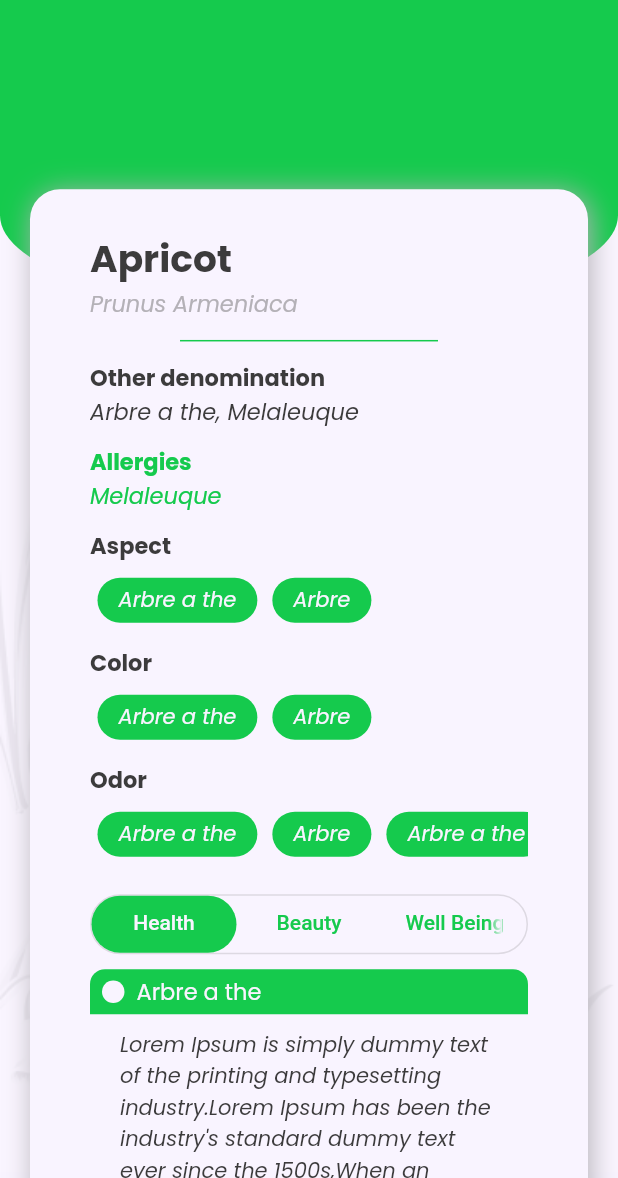
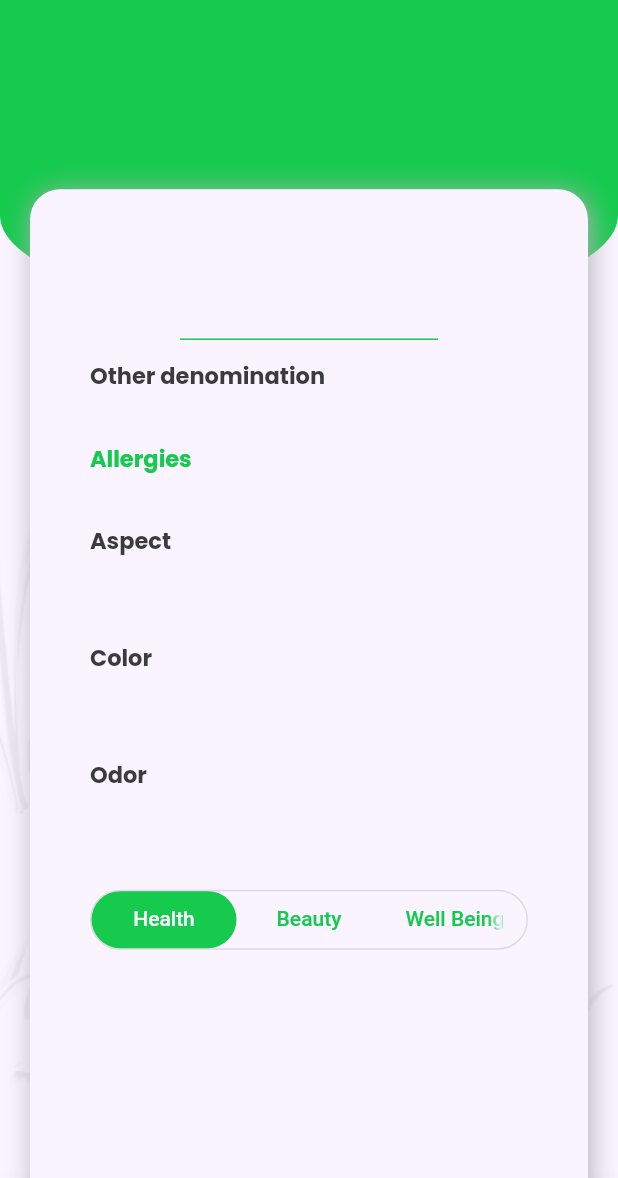
Before and after one commit to phytogenia/aromatherapy-app, a Flutter app: the OilDetails screen opened directly with empty values, on a phone screen of 412 x 824 dp, the part 58-1236 px from its top. Run offline on Flutter 3.47's test engine with Material 2 defaults, Android fonts, the phone set to English and light mode, and no system bars; our stand-ins replace cloud_firestore, curved_navigation_bar, firebase_auth, firebase_core, google_fonts, google_sign_in and 2 more; missing offline and left inert: flutter_facebook_auth; accounts and stored records are empty; network calls fail.

Commit message:
flux ouils details v2

```diff
--- a/lib/models/oil/oil.dart
+++ b/lib/models/oil/oil.dart
@@ -1,16 +1,16 @@
 import 'oil_domain.dart';
 
 class Oil {
-  String? id;
+  String id;
   String name;
-  List<String?>? otherNames;
-  String? sciName;
+  List<String> otherNames;
+  String sciName;
   String? distilledOrgan;
   String? extractionProcess;
-  List<String?>? allergies;
-  List<String?>? color;
-  List<String?>? aspect;
-  List<String?>? smell;
+  List<String> allergies;
+  List<String> color;
+  List<String> aspect;
+  List<String> smell;
   OilDomain? health;
   OilDomain? beauty;
   OilDomain? wellBeing;
@@ -19,16 +19,16 @@ class Oil {
       {required this.id,
       required this.name,
       required this.otherNames,
-      this.sciName,
-      this.distilledOrgan,
+      required this.sciName,
+        this.distilledOrgan,
       this.extractionProcess,
-      this.allergies,
-      this.color,
-      this.aspect,
-      this.smell,
-      this.health,
-      this.beauty,
-      this.wellBeing});
+      required this.allergies,
+      required this.color,
+      required this.aspect,
+      required this.smell,
+      required this.health,
+      required this.beauty,
+      required this.wellBeing});
 
   Map<String, dynamic> toMap() {
     return {
@@ -47,15 +47,15 @@ class Oil {
 
   factory Oil.fromMap(Map<String, dynamic>? data, String documentID) {
     String name = data!['name'].toString();
-    String? sciName = data['sciName'];
-    List<String?>? otherNames = List<String?>.from(data['otherNames']);
+    String sciName = data['sciName'];
+    List<String> otherNames = List<String>.from(data['otherNames']);
     String? distilledOrgan = data['distilledOrgan'];
 
     String? extractionProcess = data['extractionProcess'];
-    List<String?>? allergies = List<String?>.from(data['allergies']);
-    List<String?>? color = List<String?>.from(data['color']);
-    List<String?>? aspect = List<String?>.from(data['aspect']);
-    List<String?>? smell = List<String?>.from(data['smell']);
+    List<String> allergies = List<String>.from(data['allergies']);
+    List<String> color = List<String>.from(data['color']);
+    List<String> aspect = List<String>.from(data['aspect']);
+    List<String> smell = List<String>.from(data['smell']);
 
     OilDomain? health =
         data['health'] != null ? OilDomain.fromMap(data['health']) : null;
--- a/lib/screens/home/oils/oil_details.dart
+++ b/lib/screens/home/oils/oil_details.dart
@@ -18,14 +18,20 @@ class OilDetails extends StatefulWidget {
 }
 
 class _OilDetailsState extends State<OilDetails> {
-
+  String name='';
+  List<String> otherNames=[];
+  String sciName='';
+  String? distilledOrgan;
+  String? extractionProcess;
 
   int SelectedIndex = 0;
   List<String> aspect =[];
 
   List<String> colo = [];
   List<String> odor = [];
-
+  List<String> allergie = [];
+  String s='';
+  String p='';
   @override
   void initState() {
     getData();
@@ -34,17 +40,22 @@ class _OilDetailsState extends State<OilDetails> {
 
   getData() {
     setState(() {
-      aspect.addAll(['Arbre a the', 'Arbre']);
-      colo.addAll(['Arbre a the', 'Arbre']);
-      odor.addAll(['Arbre a the', 'Arbre', 'Arbre a the']);
+      final Oil oil = widget.oil;
+      aspect.addAll(oil.aspect);
+      colo.addAll(oil.color);
+      odor.addAll(oil.smell);
+      allergie=oil.allergies;
+      name=oil.name;
+      otherNames=oil.otherNames;
+      sciName = oil.sciName;
+      s = otherNames.join(', ');
+      p = allergie.join(', ');
     });
   }
 
   @override
   Widget build(BuildContext context) {
-    final Oil oil = widget.oil;
-   List<String?>? list = oil.aspect;
-    aspect.addAll(list);
+
     return Scaffold(
       extendBodyBehindAppBar: true,
       resizeToAvoidBottomInset: true,
@@ -128,20 +139,20 @@ class _OilDetailsState extends State<OilDetails> {
                             child: Column(
                               children: [
                                 const SizedBox(height: 8),
-                                const Align(
+                                Align(
                                   alignment: Alignment.topLeft,
                                   child: Text(
-                                    'Apricot',
-                                    style: TextStyle(
+                                    name,
+                                    style: const TextStyle(
                                         fontWeight: FontWeight.bold,
                                         fontSize: 25),
                                   ),
                                 ),
-                                const Align(
+                                Align(
                                   alignment: Alignment.topLeft,
                                   child: Text(
-                                    'Prunus Armeniaca',
-                                    style: TextStyle(
+                                    sciName,
+                                    style: const TextStyle(
                                         fontSize: 15,
                                         color: kSecondaryTextColor,
                                         fontStyle: FontStyle.italic),
@@ -165,11 +176,11 @@ class _OilDetailsState extends State<OilDetails> {
                                         fontWeight: FontWeight.bold),
                                   ),
                                 ),
-                                const Align(
+                                Align(
                                   alignment: Alignment.topLeft,
                                   child: Text(
-                                    'Arbre a the, Melaleuque',
-                                    style: TextStyle(
+                                    s,
+                                    style: const TextStyle(
                                         fontSize: 15,
                                         color: kPrimaryTextColor,
                                         fontStyle: FontStyle.italic),
@@ -186,11 +197,11 @@ class _OilDetailsState extends State<OilDetails> {
                                         fontWeight: FontWeight.bold),
                                   ),
                                 ),
-                                const Align(
+                                Align(
                                   alignment: Alignment.topLeft,
                                   child: Text(
-                                    'Melaleuque',
-                                    style: TextStyle(
+                                    p,
+                                    style: const TextStyle(
                                         fontSize: 15,
                                         color: kPrimaryColor,
                                         fontStyle: FontStyle.italic),
```
